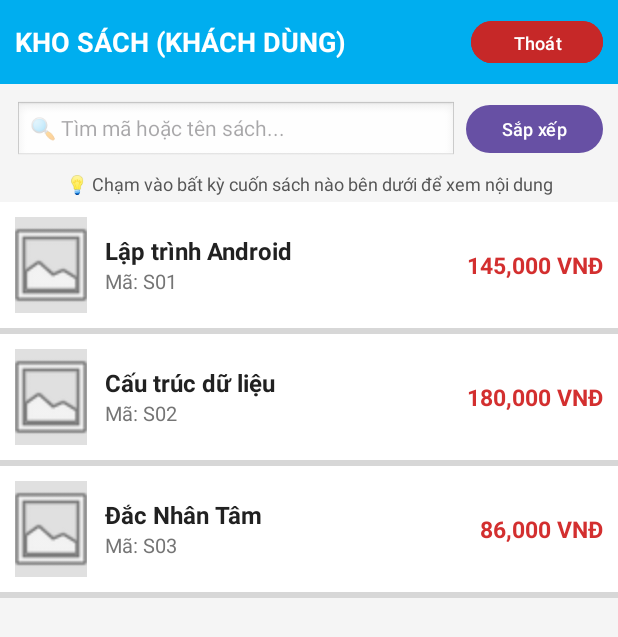
After one commit to zerozeroone369/laptrinhdidong, an Android app: the GuestActivity screen opened directly, with no data from a screen before it, on a phone screen of 412 x 824 dp. The commit adds this screen. Shown: the top 637 px of the screen. Run offline under Robolectric (Android 15) with nearby library versions, the phone set to English and light mode, and no system bars.

Commit message:
Remove category and statistics, update DB schema and UI

```diff
--- a/app/src/main/AndroidManifest.xml
+++ b/app/src/main/AndroidManifest.xml
@@ -27,6 +27,10 @@
             android:name=".MainActivity"
             android:exported="false"
             android:windowSoftInputMode="adjustResize" />
+        <activity
+            android:name=".GuestActivity"
+            android:exported="false"
+            android:windowSoftInputMode="adjustResize" />
     </application>
 
 </manifest>
--- /dev/null
+++ b/app/src/main/java/com/example/tieuluanck/GuestActivity.java
@@ -0,0 +1,140 @@
+package com.example.tieuluanck;
+
+import android.content.Intent;
+import android.os.Bundle;
+import android.text.Editable;
+import android.text.TextWatcher;
+import android.view.LayoutInflater;
+import android.view.View;
+import android.widget.EditText;
+import android.widget.ImageView;
+import android.widget.ListView;
+import android.widget.PopupMenu;
+import android.widget.ScrollView;
+import android.widget.TextView;
+
+import androidx.activity.EdgeToEdge;
+import androidx.appcompat.app.AlertDialog;
+import androidx.appcompat.app.AppCompatActivity;
+import androidx.core.graphics.Insets;
+import androidx.core.view.ViewCompat;
+import androidx.core.view.WindowInsetsCompat;
+import java.util.ArrayList;
+
+/**
+ * Activity dành riêng cho tài khoản Khách (Guest)
+ * Chức năng: Xem danh sách sách, Tìm kiếm không dấu, Sắp xếp và ĐỌC NỘI DUNG SÁCH chi tiết (Không có quyền CRUD)
+ */
+public class GuestActivity extends AppCompatActivity {
+
+    // Khai báo các thành phần giao diện
+    EditText edtSearch;
+    ListView lv;
+    ArrayList<String[]> mylist = new ArrayList<>();
+    SachAdapter myadapter;
+    DatabaseHelper db;
+    String orderBy = ""; // Tiêu chí sắp xếp danh sách
+
+    @Override
+    protected void onCreate(Bundle savedInstanceState) {
+        super.onCreate(savedInstanceState);
+        EdgeToEdge.enable(this);
+        setContentView(R.layout.activity_guest);
+
+        // Khởi tạo DatabaseHelper và ánh xạ các View giao diện
+        db = new DatabaseHelper(this);
+        edtSearch = findViewById(R.id.edtSearch);
+        lv = findViewById(R.id.lv);
+
+        // Khởi tạo Custom Adapter và gắn vào ListView
+        myadapter = new SachAdapter(this, mylist);
+        lv.setAdapter(myadapter);
+        loadData(); // Tải dữ liệu ban đầu lên danh sách
+
+        // [SỰ KIỆN 1]: Khách chạm/bấm vào một dòng sách trong ListView -> Mở hộp thoại (Dialog) ĐỌC NỘI DUNG SÁCH
+        lv.setOnItemClickListener((p, v, pos, id) -> {
+            String[] s = mylist.get(pos); // Lấy mảng thông tin sách: {masach, tensach, gia, maloai, tenloai, anhUrl, noidung}
+            showDialogDocSach(s); // Hiển thị nội dung chi tiết
+        });
+
+        // [SỰ KIỆN 2]: Lắng nghe sự kiện TÌM KIẾM realtime (gõ tới đâu lọc kết quả tới đó, hỗ trợ tiếng Việt có/không dấu)
+        edtSearch.addTextChangedListener(new TextWatcher() {
+            @Override public void beforeTextChanged(CharSequence s, int a, int b, int c) {}
+            @Override public void onTextChanged(CharSequence s, int a, int b, int c) {
+                loadData(); // Tải lại danh sách theo từ khóa tìm kiếm
+            }
+            @Override public void afterTextChanged(Editable s) {}
+        });
+
+        // [SỰ KIỆN 3]: Bấm nút SẮP XẾP -> Hiển thị PopupMenu cho phép Khách chọn tiêu chí sắp xếp (Tên A-Z, Giá tăng/giảm)
+        findViewById(R.id.btnSort).setOnClickListener(v -> {
+            PopupMenu menu = new PopupMenu(this, v);
+            menu.getMenu().add(0, 1, 0, "Tên A -> Z");
+            menu.getMenu().add(0, 2, 1, "Giá tăng dần");
+            menu.getMenu().add(0, 3, 2, "Giá giảm dần");
+            menu.setOnMenuItemClickListener(item -> {
+                if (item.getItemId() == 1) orderBy = "s.tensach ASC";
+                else if (item.getItemId() == 2) orderBy = "s.gia ASC";
+                else orderBy = "s.gia DESC";
+                loadData(); // Tải lại danh sách đã sắp xếp
+                return true;
+            });
+            menu.show();
+        });
+
+        // [SỰ KIỆN 4]: Bấm nút ĐĂNG XUẤT (Thoát) -> Quay về màn hình LoginActivity
+        findViewById(R.id.btnLogout).setOnClickListener(v -> {
+            startActivity(new Intent(this, LoginActivity.class));
+            finish();
+        });
+
+        // Xử lý hiển thị tràn viền (EdgeToEdge) cho thanh System Bars
+        ViewCompat.setOnApplyWindowInsetsListener(findViewById(R.id.guest_main), (v, insets) -> {
+            Insets bars = insets.getInsets(WindowInsetsCompat.Type.systemBars());
+            v.setPadding(bars.left, bars.top, bars.right, bars.bottom);
+            return insets;
+        });
+    }
+
+    // [HÀM XỬ LÝ]: Hiển thị AlertDialog chứa giao diện xem thông tin sách và toàn bộ nội dung chi tiết để Khách đọc sách
+    private void showDialogDocSach(String[] s) {
+        ScrollView layout = new ScrollView(this);
+        View dialogView = LayoutInflater.from(this).inflate(R.layout.item_sach, null);
+
+        // Gán thông tin đầu sách lên Header của Dialog (Tên sách, Mã, Thể loại, Giá, Ảnh bìa)
+        ((TextView) dialogView.findViewById(R.id.tvTen)).setText(s[1]);
+        ((TextView) dialogView.findViewById(R.id.tvThongTin)).setText("Mã: " + s[0] + " | Thể loại: " + s[4]);
+        ((TextView) dialogView.findViewById(R.id.tvGia)).setText(String.format("%,d VNĐ", Integer.parseInt(s[2])));
+        ImageView img = dialogView.findViewById(R.id.imgItemSach);
+        SachAdapter.loadAnhTuUrl(s[5], img);
+
+        // Tạo TextView hiển thị nội dung chi tiết sách
+        TextView tvNoiDung = new TextView(this);
+        tvNoiDung.setPadding(40, 20, 40, 30);
+        tvNoiDung.setTextSize(15);
+        tvNoiDung.setTextColor(0xFF333333);
+        String nd = s[6] != null && !s[6].trim().isEmpty() ? s[6] : "(Sách này chưa có nội dung chi tiết)";
+        tvNoiDung.setText("📖 NỘI DUNG SÁCH:\n\n" + nd);
+
+        // Đưa Header sách và Nội dung vào một LinearLayout cuộn (ScrollView)
+        android.widget.LinearLayout contentLayout = new android.widget.LinearLayout(this);
+        contentLayout.setOrientation(android.widget.LinearLayout.VERTICAL);
+        contentLayout.addView(dialogView);
+        contentLayout.addView(tvNoiDung);
+        layout.addView(contentLayout);
+
+        // Hiển thị hộp thoại Đọc sách
+        new AlertDialog.Builder(this)
+                .setTitle("📖 Đọc nội dung sách")
+                .setView(layout)
+                .setPositiveButton("Đóng", null)
+                .show();
+    }
+
+    // [HÀM HỖ TRỢ]: Truy vấn CSDL để lấy danh sách sách theo từ khóa tìm kiếm và tiêu chí sắp xếp, sau đó cập nhật Adapter
+    private void loadData() {
+        mylist.clear();
+        mylist.addAll(db.getDanhSachSach(edtSearch.getText().toString().trim(), orderBy));
+        myadapter.notifyDataSetChanged();
+    }
+}
--- a/app/src/main/java/com/example/tieuluanck/SachAdapter.java
+++ b/app/src/main/java/com/example/tieuluanck/SachAdapter.java
@@ -40,16 +40,16 @@ public class SachAdapter extends BaseAdapter {
     @Override
     public View getView(int i, View view, ViewGroup parent) {
         if (view == null) view = LayoutInflater.from(context).inflate(R.layout.item_sach, parent, false);
-        String[] s = list.get(i); // Cấu trúc mảng: {masach, tensach, gia, maloai, tenloai, anhUrl}
+        String[] s = list.get(i); // Cấu trúc mảng: {masach, tensach, gia, anhUrl, noidung}
 
         // Đổ thông tin text lên TextView
         ((TextView) view.findViewById(R.id.tvTen)).setText(s[1]);
-        ((TextView) view.findViewById(R.id.tvThongTin)).setText("Mã: " + s[0] + " | " + s[4]);
+        ((TextView) view.findViewById(R.id.tvThongTin)).setText("Mã: " + s[0]);
         ((TextView) view.findViewById(R.id.tvGia)).setText(String.format("%,d VNĐ", Integer.parseInt(s[2])));
 
         // Tải và hiển thị ảnh bìa từ URL
         ImageView img = view.findViewById(R.id.imgItemSach);
-        loadAnhTuUrl(s[5], img);
+        loadAnhTuUrl(s[3], img);
         return view;
     }
 
--- /dev/null
+++ b/app/src/main/res/layout/activity_guest.xml
@@ -0,0 +1,82 @@
+<?xml version="1.0" encoding="utf-8"?>
+<LinearLayout xmlns:android="http://schemas.android.com/apk/res/android"
+    xmlns:app="http://schemas.android.com/apk/res-auto"
+    android:id="@+id/guest_main"
+    android:layout_width="match_parent"
+    android:layout_height="match_parent"
+    android:orientation="vertical"
+    android:fitsSystemWindows="true"
+    android:background="#F5F5F5">
+
+    <!-- Header cho Khách -->
+    <LinearLayout
+        android:layout_width="match_parent"
+        android:layout_height="wrap_content"
+        android:background="@color/header_background"
+        android:gravity="center_vertical"
+        android:padding="10dp">
+
+        <TextView
+            android:layout_width="0dp"
+            android:layout_height="wrap_content"
+            android:layout_weight="1"
+            android:text="KHO SÁCH (KHÁCH DÙNG)"
+            android:textColor="@android:color/white"
+            android:textSize="18sp"
+            android:textStyle="bold" />
+
+        <Button
+            android:id="@+id/btnLogout"
+            android:layout_width="wrap_content"
+            android:layout_height="36dp"
+            android:text="@string/thoat"
+            android:textSize="12sp"
+            android:backgroundTint="#C62828"
+            android:textColor="@android:color/white"/>
+    </LinearLayout>
+
+    <!-- Tìm kiếm & Sắp xếp -->
+    <LinearLayout
+        android:layout_width="match_parent"
+        android:layout_height="wrap_content"
+        android:paddingHorizontal="10dp"
+        android:paddingTop="10dp"
+        android:paddingBottom="4dp">
+
+        <EditText
+            android:id="@+id/edtSearch"
+            android:layout_width="0dp"
+            android:layout_height="40dp"
+            android:layout_weight="1"
+            android:hint="@string/tim_kiem_hint"
+            android:inputType="text"
+            android:importantForAutofill="no"
+            android:textSize="14sp"
+            android:background="@android:drawable/edit_text"
+            android:paddingHorizontal="10dp"/>
+
+        <Button
+            android:id="@+id/btnSort"
+            android:layout_width="wrap_content"
+            android:layout_height="40dp"
+            android:layout_marginStart="6dp"
+            android:text="@string/sap_xep"
+            android:textSize="12sp"/>
+    </LinearLayout>
+
+    <TextView
+        android:layout_width="match_parent"
+        android:layout_height="wrap_content"
+        android:text="💡 Chạm vào bất kỳ cuốn sách nào bên dưới để xem nội dung"
+        android:textColor="#555555"
+        android:textSize="12sp"
+        android:gravity="center"
+        android:paddingVertical="4dp"/>
+
+    <ListView
+        android:id="@+id/lv"
+        android:layout_width="match_parent"
+        android:layout_height="0dp"
+        android:layout_weight="1"
+        android:dividerHeight="4dp" />
+</LinearLayout>
--- a/app/src/main/res/values/strings.xml
+++ b/app/src/main/res/values/strings.xml
@@ -18,4 +18,5 @@
     <string name="chon_anh">Chọn ảnh</string>
     <string name="dan_link_url_hint">Dán link URL ảnh bìa (https://…)</string>
     <string name="tai_anh">Tải ảnh</string>
+    <string name="nhap_noi_dung_hint">Nội dung/Tóm tắt sách…</string>
 </resources>
```
Also changed, not shown: app/src/main/java/com/example/tieuluanck/DatabaseHelper.java (+30 -60 lines), app/src/main/java/com/example/tieuluanck/LoginActivity.java (+12 -7 lines), app/src/main/java/com/example/tieuluanck/MainActivity.java (+19 -36 lines), app/src/main/res/layout/activity_main.xml (+13 -16 lines).
